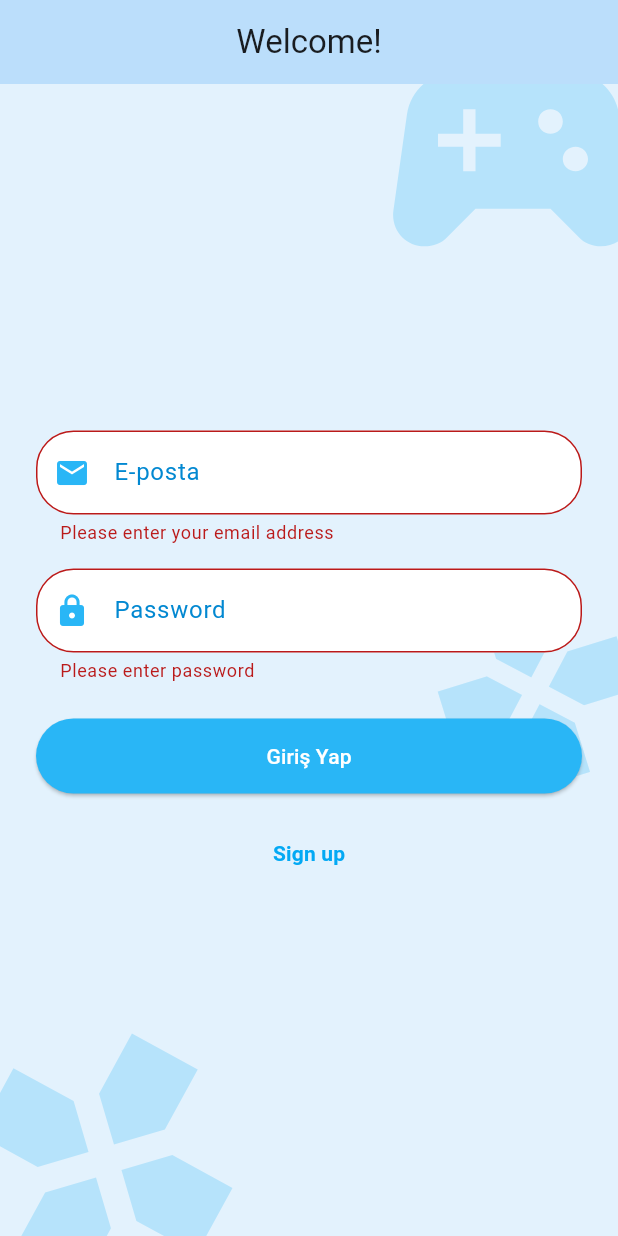
After one commit to Erenakdogan/duobul, a Flutter app: the screen it shows after launch, after a tap on "Giriş Yap", on a phone screen of 412 x 824 dp. The commit adds this screen. Run offline on Flutter 3.47's test engine with Material 3 defaults, Android fonts, the light colour scheme and no system bars.

Commit message:
login page

```diff
--- a/duobul/lib/main.dart
+++ b/duobul/lib/main.dart
@@ -1,5 +1,6 @@
 import 'package:flutter/material.dart';
 import 'screens/register.dart';
+import 'screens/LoginScreen.dart' ;
 
 void main() {
   runApp(const MainApp());
@@ -16,7 +17,7 @@ class MainApp extends StatelessWidget {
         useMaterial3: true,
         colorScheme: ColorScheme.fromSeed(seedColor: Colors.blue),
       ),
-      home: const RegisterScreen(),
+      home: const LoginScreen(),
     );
   }
 }
--- /dev/null
+++ b/duobul/lib/screens/LoginScreen.dart
@@ -0,0 +1,201 @@
+import 'package:duobul/screens/register.dart';
+import 'package:flutter/material.dart';
+import 'loading_screen.dart';
+
+class LoginScreen extends StatefulWidget {
+  const LoginScreen({super.key});
+
+  @override
+  State<LoginScreen> createState() => _LoginScreenState();
+}
+
+class _LoginScreenState extends State<LoginScreen> {
+  final _formKey = GlobalKey<FormState>();
+  final _emailController = TextEditingController();
+  final _passwordController = TextEditingController();
+
+  @override
+  void dispose() {
+    _emailController.dispose();
+    _passwordController.dispose();
+    super.dispose();
+  }
+
+  @override
+  Widget build(BuildContext context) {
+    return Scaffold(
+      backgroundColor: Colors.blue[50],
+      appBar: AppBar(
+        title: const Text('Welcome!'),
+        centerTitle: true,
+        backgroundColor: Colors.blue[100],
+      ),
+      body: Stack(
+        children: [
+          // Arka plan ikonları
+          Positioned(
+            top: -50,
+            right: -30,
+            child: Icon(
+              Icons.sports_esports,
+              size: 200,
+              color: Colors.lightBlue.withOpacity(0.2),
+            ),
+          ),
+          Positioned(
+            bottom: -50,
+            left: -30,
+            child: Transform.rotate(
+              angle: 0.5,
+              child: Icon(
+                Icons.gamepad,
+                size: 200,
+                color: Colors.lightBlue.withOpacity(0.2),
+              ),
+            ),
+          ),
+          Positioned(
+            top: MediaQuery.of(context).size.height * 0.4,
+            right: -20,
+            child: Transform.rotate(
+              angle: -0.3,
+              child: Icon(
+                Icons.games,
+                size: 150,
+                color: Colors.lightBlue.withOpacity(0.2),
+              ),
+            ),
+          ),
+          // Form içeriği
+          Center(
+            child: SingleChildScrollView(
+              padding: const EdgeInsets.symmetric(horizontal: 24.0),
+              child: Container(
+                constraints: const BoxConstraints(maxWidth: 400),
+                child: Form(
+                  key: _formKey,
+                  child: Column(
+                    mainAxisAlignment: MainAxisAlignment.center,
+                    children: [
+                      const SizedBox(height: 20),
+                      TextFormField(
+                        controller: _emailController,
+                        decoration: InputDecoration(
+                          labelText: 'E-posta',
+                          labelStyle: TextStyle(color: Colors.lightBlue[700]),
+                          border: OutlineInputBorder(
+                            borderRadius: BorderRadius.circular(25),
+                          ),
+                          enabledBorder: OutlineInputBorder(
+                            borderRadius: BorderRadius.circular(25),
+                            borderSide: BorderSide(
+                                color: Colors.lightBlue.withOpacity(0.5)),
+                          ),
+                          focusedBorder: OutlineInputBorder(
+                            borderRadius: BorderRadius.circular(25),
+                            borderSide: BorderSide(
+                                color: Colors.lightBlue[400]!, width: 2),
+                          ),
+                          prefixIcon:
+                              Icon(Icons.email, color: Colors.lightBlue[400]),
+                          filled: true,
+                          fillColor: Colors.white,
+                        ),
+                        keyboardType: TextInputType.emailAddress,
+                        validator: (value) {
+                          if (value == null || value.isEmpty) {
+                            return 'Please enter your email address';
+                          }
+                          if (!value.contains('@')) {
+                            return 'Please enter a valid email address';
+                          }
+                          return null;
+                        },
+                      ),
+                      const SizedBox(height: 16),
+                      TextFormField(
+                        controller: _passwordController,
+                        decoration: InputDecoration(
+                          labelText: 'Password',
+                          labelStyle: TextStyle(color: Colors.lightBlue[700]),
+                          border: OutlineInputBorder(
+                            borderRadius: BorderRadius.circular(25),
+                          ),
+                          enabledBorder: OutlineInputBorder(
+                            borderRadius: BorderRadius.circular(25),
+                            borderSide: BorderSide(
+                                color: Colors.lightBlue.withOpacity(0.5)),
+                          ),
+                          focusedBorder: OutlineInputBorder(
+                            borderRadius: BorderRadius.circular(25),
+                            borderSide: BorderSide(
+                                color: Colors.lightBlue[400]!, width: 2),
+                          ),
+                          prefixIcon:
+                              Icon(Icons.lock, color: Colors.lightBlue[400]),
+                          filled: true,
+                          fillColor: Colors.white,
+                        ),
+                        obscureText: true,
+                        validator: (value) {
+                          if (value == null || value.isEmpty) {
+                            return 'Please enter password';
+                          }
+                          if (value.length < 6) {
+                            return 'Password must be at least 6 characters';
+                          }
+                          return null;
+                        },
+                      ),
+                      const SizedBox(height: 24),
+                      ElevatedButton(
+                        onPressed: () {
+                          if (_formKey.currentState!.validate()) {
+                            // Loading ekranına yönlendirme
+                            Navigator.of(context).pushReplacement(
+                              MaterialPageRoute(
+                                builder: (context) => const LoadingScreen(),
+                              ),
+                            );
+                          }
+                        },
+                        style: ElevatedButton.styleFrom(
+                          minimumSize: const Size(double.infinity, 50),
+                          shape: RoundedRectangleBorder(
+                            borderRadius: BorderRadius.circular(25),
+                          ),
+                          backgroundColor: Colors.lightBlue[400],
+                          foregroundColor: Colors.white,
+                        ),
+                        child: const Text('Giriş Yap'),
+                      ),
+                      const SizedBox(height: 16),
+                      TextButton(
+                        onPressed: () {
+                          // Register ekranına yönlendirme
+                          Navigator.of(context).push(
+                            MaterialPageRoute(
+                              builder: (context) => const RegisterScreen(),
+                            ),
+                          );
+                        },
+                        child: const Text(
+                          'Sign up',
+                          style: TextStyle(
+                            color: Colors.lightBlue,
+                            fontWeight: FontWeight.bold,
+                          ),
+                        ),
+                      ),
+                      const SizedBox(height: 20),
+                    ],
+                  ),
+                ),
+              ),
+            ),
+          ),
+        ],
+      ),
+    );
+  }
+}
```
Also changed, not shown: duobul/pubspec.lock, 125 other files.
